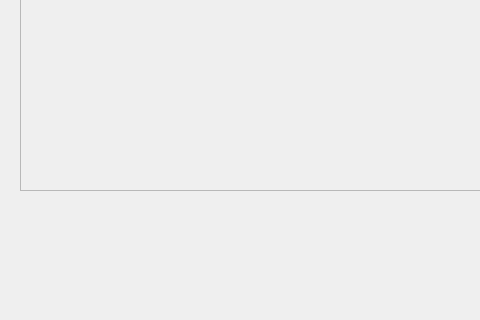
Qt form LAWRENTIAN/LuD/articleworkspace.ui (pyridine/LAWRENTIAN) before a commit; both pictures show x 0 to 480 and y 280 to 600 of the 1100 by 600 pixel window.
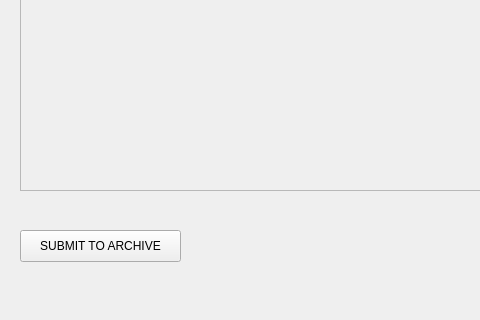
The same form after that commit.

What changed in the file:
```diff
--- a/LAWRENTIAN/LuD/articleworkspace.ui
+++ b/LAWRENTIAN/LuD/articleworkspace.ui
@@ -69,6 +69,19 @@
     </property>
    </widget>
   </widget>
+  <widget class="QPushButton" name="submitToArchiveButton">
+   <property name="geometry">
+    <rect>
+     <x>20</x>
+     <y>510</y>
+     <width>161</width>
+     <height>32</height>
+    </rect>
+   </property>
+   <property name="text">
+    <string>SUBMIT TO ARCHIVE</string>
+   </property>
+  </widget>
  </widget>
  <resources/>
  <connections/>
```
